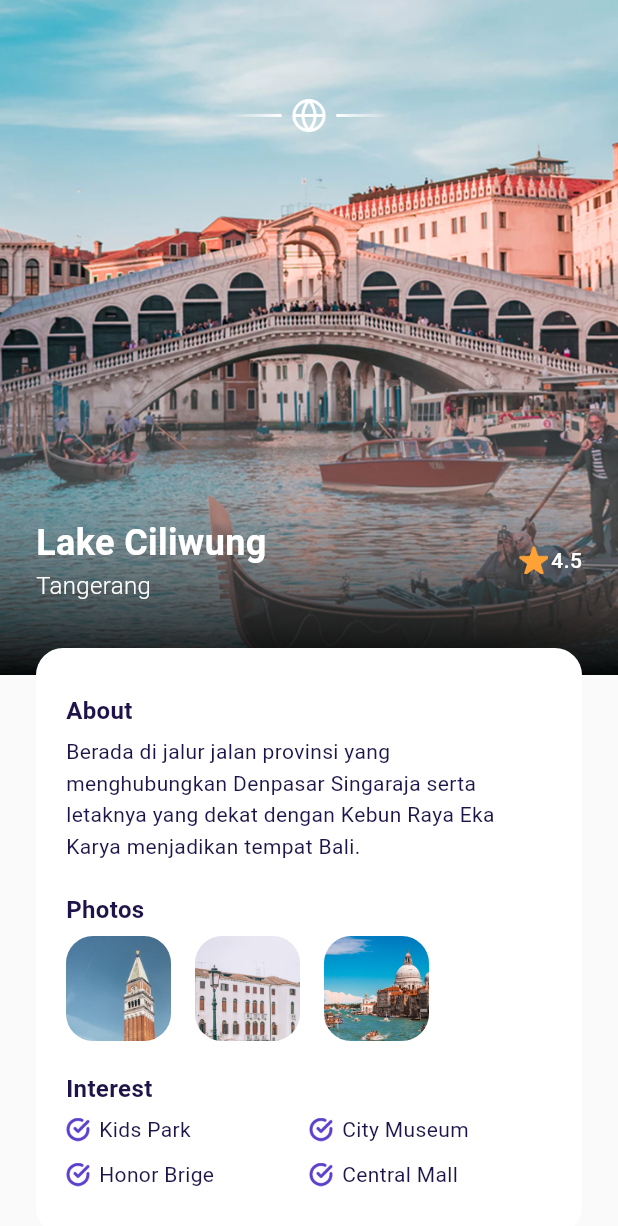
After one commit to nurmuhamadrum/flutter-booking-airplane-ticket, a Flutter app: the MainPage screen opened by its route, after a tap on "4.5", on a phone screen of 412 x 824 dp. The commit adds this screen. Shown: the top 1226 px of the screen. Run offline on Flutter 3.47's test engine with Material 3 defaults, Android fonts, the phone set to English and light mode, and no system bars.

Commit message:
create detail page

```diff
--- /dev/null
+++ b/lib/ui/pages/detail_page.dart
@@ -0,0 +1,221 @@
+import 'package:airplane/ui/widgets/custom_button.dart';
+import 'package:airplane/ui/widgets/interest_item.dart';
+import 'package:airplane/ui/widgets/photo_item.dart';
+import 'package:flutter/material.dart';
+import '../../shared/theme.dart';
+
+class DetailPage extends StatelessWidget {
+  const DetailPage({super.key});
+
+  @override
+  Widget build(BuildContext context) {
+    Widget backgroundImage() {
+      return Container(
+        width: double.infinity,
+        height: 450,
+        decoration: BoxDecoration(
+          image: DecorationImage(
+            fit: BoxFit.cover,
+            image: AssetImage('assets/image_destination_1.png'),
+          ),
+        ),
+      );
+    }
+
+    Widget customShadow() {
+      return Container(
+        height: 214,
+        width: double.infinity,
+        margin: EdgeInsets.only(top: 236),
+        decoration: BoxDecoration(
+          gradient: LinearGradient(
+            begin: Alignment.topCenter,
+            end: Alignment.bottomCenter,
+            colors: [
+              keyWhiteColor.withOpacity(0),
+              Colors.black.withOpacity(0.95),
+            ],
+          ),
+        ),
+      );
+    }
+
+    Widget content() {
+      return Container(
+        width: double.infinity,
+        margin: EdgeInsets.symmetric(horizontal: defaultMargin),
+        child: Column(
+          children: [
+            // NOTE: EMBLEM
+            Container(
+              width: 108,
+              height: 24,
+              margin: EdgeInsets.only(top: 65),
+              decoration: BoxDecoration(
+                image: DecorationImage(
+                  image: AssetImage('assets/icon_emblem.png'),
+                ),
+              ),
+            ),
+            // NOTE: TITLE
+            Container(
+              margin: EdgeInsets.only(top: 256),
+              child: Row(
+                children: [
+                  Expanded(
+                    child: Column(
+                      crossAxisAlignment: CrossAxisAlignment.start,
+                      children: [
+                        Text(
+                          'Lake Ciliwung',
+                          style: whiteTextStyle.copyWith(
+                            fontSize: 24,
+                            fontWeight: semiBold,
+                          ),
+                          overflow: TextOverflow.ellipsis,
+                        ),
+                        Text(
+                          'Tangerang',
+                          style: whiteTextStyle.copyWith(
+                            fontSize: 16,
+                            fontWeight: light,
+                          ),
+                        ),
+                      ],
+                    ),
+                  ),
+                  Row(
+                    mainAxisAlignment: MainAxisAlignment.center,
+                    crossAxisAlignment: CrossAxisAlignment.center,
+                    children: [
+                      Container(
+                        width: 20,
+                        height: 20,
+                        margin: EdgeInsets.only(right: 2),
+                        decoration: BoxDecoration(
+                          image: DecorationImage(
+                            image: AssetImage('assets/icon_star.png'),
+                          ),
+                        ),
+                      ),
+                      Text(
+                        '4.5',
+                        style: whiteTextStyle.copyWith(fontWeight: medium),
+                      ),
+                    ],
+                  ),
+                ],
+              ),
+            ),
+            // NOTE: DESCRIPTION
+            Container(
+              width: double.infinity,
+              margin: EdgeInsets.only(top: 30),
+              padding: EdgeInsets.symmetric(horizontal: 20, vertical: 30),
+              decoration: BoxDecoration(
+                color: keyWhiteColor,
+                borderRadius: BorderRadius.circular(18),
+              ),
+              child: Column(
+                crossAxisAlignment: CrossAxisAlignment.start,
+                // NOTE: ABOUT
+                children: [
+                  Text(
+                    'About',
+                    style: blackTextStyle.copyWith(
+                      fontSize: 16,
+                      fontWeight: semiBold,
+                    ),
+                  ),
+                  SizedBox(height: 6),
+                  Text(
+                    'Berada di jalur jalan provinsi yang menghubungkan Denpasar Singaraja serta letaknya yang dekat dengan Kebun Raya Eka Karya menjadikan tempat Bali.',
+                    style: blackTextStyle.copyWith(height: 1.5),
+                  ),
+                  SizedBox(height: 20),
+                  // NOTE: PHOTOS
+                  Text(
+                    'Photos',
+                    style: blackTextStyle.copyWith(
+                      fontSize: 16,
+                      fontWeight: semiBold,
+                    ),
+                  ),
+                  SizedBox(height: 6),
+                  Row(
+                    children: [
+                      PhotoItem(imgUrl: 'assets/image_photo_1.png'),
+                      PhotoItem(imgUrl: 'assets/image_photo_2.png'),
+                      PhotoItem(imgUrl: 'assets/image_photo_3.png'),
+                    ],
+                  ),
+                  // NOTE: INTEREST
+                  SizedBox(height: 20),
+                  Text(
+                    'Interest',
+                    style: blackTextStyle.copyWith(
+                      fontSize: 16,
+                      fontWeight: semiBold,
+                    ),
+                  ),
+                  SizedBox(height: 6),
+                  Row(
+                    children: [
+                      InterestItem(title: 'Kids Park'),
+                      InterestItem(title: 'City Museum'),
+                    ],
+                  ),
+                  SizedBox(height: 10),
+                  Row(
+                    children: [
+                      InterestItem(title: 'Honor Brige'),
+                      InterestItem(title: 'Central Mall'),
+                    ],
+                  ),
+                ],
+              ),
+            ),
+            // NOTE: PRICE AND BOOK BUTTON
+            Container(
+              margin: EdgeInsets.symmetric(vertical: 30),
+              width: double.infinity,
+              child: Row(
+                children: [
+                  // NOTE: PRICE
+                  Expanded(
+                    child: Column(
+                      crossAxisAlignment: CrossAxisAlignment.start,
+                      children: [
+                        Text(
+                          'IDR 2.500.000',
+                          style: blackTextStyle.copyWith(
+                            fontSize: 18,
+                            fontWeight: medium,
+                          ),
+                        ),
+                        SizedBox(height: 4),
+                        Text(
+                          'Per Orang',
+                          style: greyTextStyle.copyWith(fontWeight: light),
+                        ),
+                      ],
+                    ),
+                  ),
+                  // NOTE: BOOK BUTTON
+                  CustomButton(title: 'Book Now', onPressed: () {}, width: 170),
+                ],
+              ),
+            ),
+          ],
+        ),
+      );
+    }
+
+    return Scaffold(
+      backgroundColor: keyBackgroundColor,
+      body: SingleChildScrollView(
+        child: Stack(children: [backgroundImage(), customShadow(), content()]),
+      ),
+    );
+  }
+}
--- a/lib/ui/widgets/destination_card.dart
+++ b/lib/ui/widgets/destination_card.dart
@@ -1,3 +1,4 @@
+import 'package:airplane/ui/pages/detail_page.dart';
 import 'package:flutter/material.dart';
 import '../../shared/theme.dart';
 
@@ -17,7 +18,14 @@ class DestinationCard extends StatelessWidget {
 
   @override
   Widget build(BuildContext context) {
-    return Container(
+    return GestureDetector(
+      onTap: () => {
+        Navigator.push(
+          context,
+          MaterialPageRoute(builder: (context) => DetailPage()),
+        ),
+      },
+      child: Container(
         width: 200,
         height: 323,
         margin: EdgeInsets.only(left: defaultMargin),
@@ -35,9 +43,7 @@ class DestinationCard extends StatelessWidget {
               margin: EdgeInsets.only(bottom: 20),
               decoration: BoxDecoration(
                 borderRadius: BorderRadius.circular(18),
-              image: DecorationImage(
-                image: AssetImage(imageUrl),
-              ),
+                image: DecorationImage(image: AssetImage(imageUrl)),
               ),
               child: Align(
                 alignment: Alignment.topRight,
@@ -86,15 +92,13 @@ class DestinationCard extends StatelessWidget {
                     ),
                   ),
                   SizedBox(height: 5),
-                Text(
-                  city,
-                  style: greyTextStyle.copyWith(fontWeight: light),
-                ),
+                  Text(city, style: greyTextStyle.copyWith(fontWeight: light)),
                 ],
               ),
             ),
           ],
         ),
+      ),
     );
   }
 }
--- a/lib/ui/widgets/destination_tile.dart
+++ b/lib/ui/widgets/destination_tile.dart
@@ -1,3 +1,4 @@
+import 'package:airplane/ui/pages/detail_page.dart';
 import 'package:flutter/material.dart';
 import '../../shared/theme.dart';
 
@@ -17,7 +18,14 @@ class DestinationTile extends StatelessWidget {
 
   @override
   Widget build(BuildContext context) {
-    return Container(
+    return GestureDetector(
+      onTap: () => {
+        Navigator.push(
+          context,
+          MaterialPageRoute(builder: (context) => DetailPage()),
+        ),
+      },
+      child: Container(
         margin: EdgeInsets.only(top: 16),
         padding: EdgeInsets.all(10),
         decoration: BoxDecoration(
@@ -76,6 +84,7 @@ class DestinationTile extends StatelessWidget {
             ),
           ],
         ),
+      ),
     );
   }
 }
--- /dev/null
+++ b/lib/ui/widgets/interest_item.dart
@@ -0,0 +1,29 @@
+import 'package:flutter/material.dart';
+import '../../shared/theme.dart';
+
+class InterestItem extends StatelessWidget {
+  final String title;
+  const InterestItem({super.key, required this.title});
+
+  @override
+  Widget build(BuildContext context) {
+    return Expanded(
+      child: Row(
+        children: [
+          Container(
+            width: 16,
+            height: 16,
+            margin: EdgeInsets.only(right: 6),
+            decoration: BoxDecoration(
+              image: DecorationImage(
+                fit: BoxFit.cover,
+                image: AssetImage('assets/icon_check.png'),
+              ),
+            ),
+          ),
+          Text(title, style: blackTextStyle),
+        ],
+      ),
+    );
+  }
+}
--- /dev/null
+++ b/lib/ui/widgets/photo_item.dart
@@ -0,0 +1,22 @@
+import 'package:flutter/material.dart';
+
+class PhotoItem extends StatelessWidget {
+  final String imgUrl;
+  const PhotoItem({super.key, required this.imgUrl});
+
+  @override
+  Widget build(BuildContext context) {
+    return Container(
+      width: 70,
+      height: 70,
+      margin: EdgeInsets.only(right: 16),
+      decoration: BoxDecoration(
+        borderRadius: BorderRadius.circular(18),
+        image: DecorationImage(
+          fit: BoxFit.cover,
+          image: AssetImage(imgUrl),
+        ),
+      ),
+    );
+  }
+}
```
Lines whose indentation alone changed are shown as unchanged.
